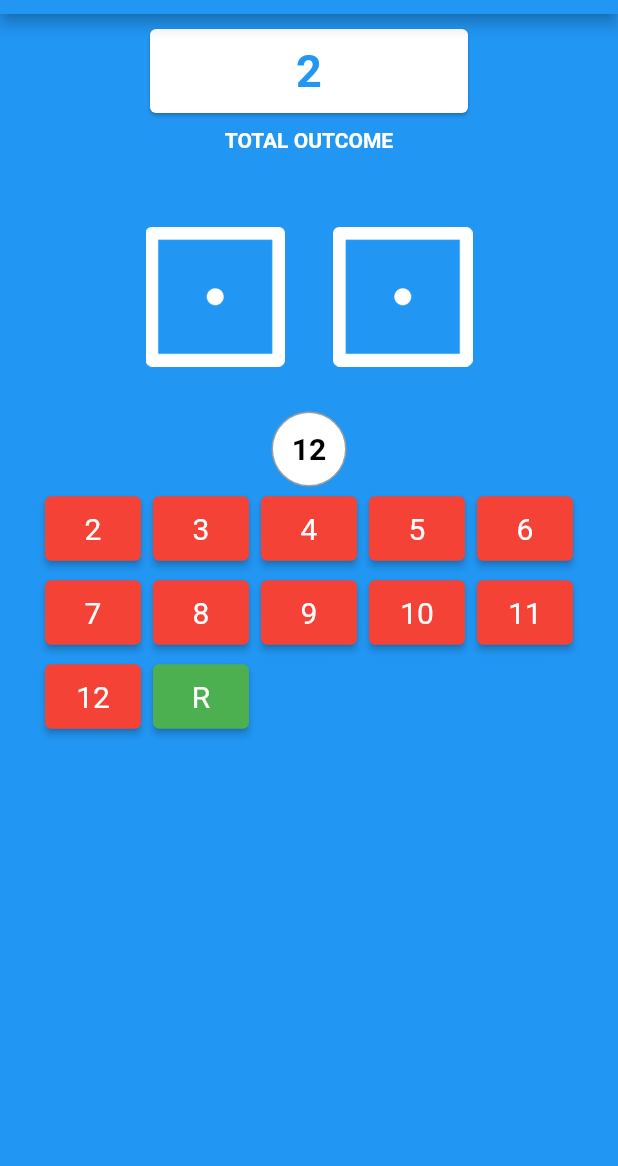
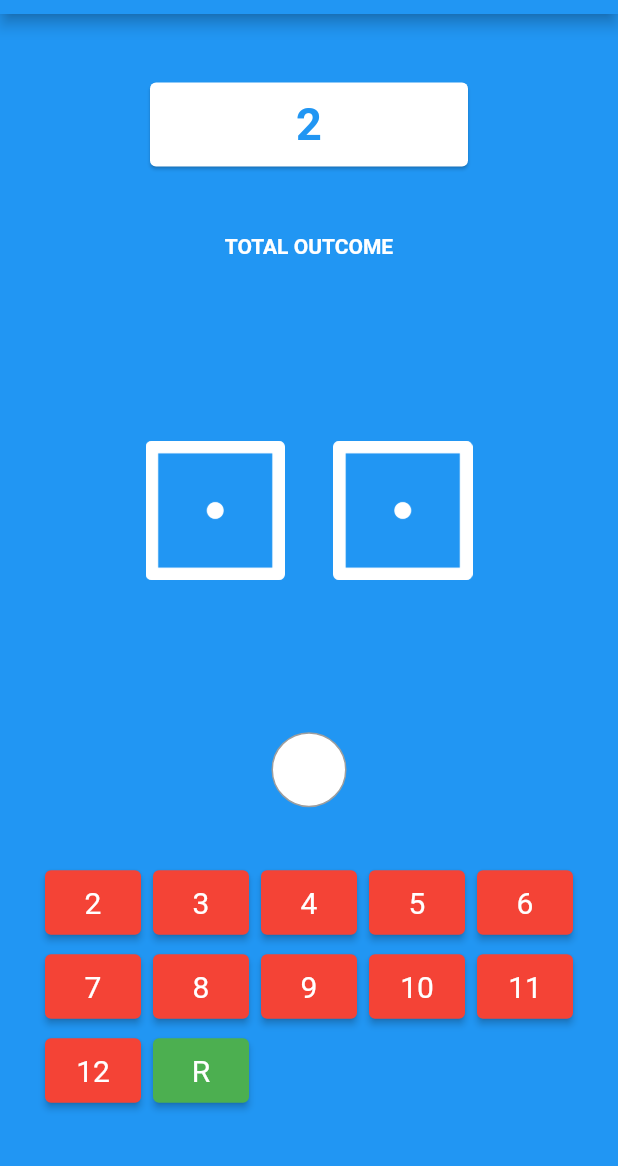
Before and after one commit to Akanimoekong/lucky_guess, a Flutter app: the screen it shows after launch, on a phone screen of 412 x 824 dp, the part 70-1236 px from its top. Run offline on Flutter 3.47's test engine with Material 2 defaults, Android fonts, the phone set to English and light mode, and no system bars; our stand-ins replace audioplayers.

Commit message:
new Commit

```diff
--- a/lib/luckdice.dart
+++ b/lib/luckdice.dart
@@ -16,7 +16,7 @@ class _GuessPageState extends State<GuessPage> {
   int rightDice = 1;
   late String result = "2";
   late int outCome;
-  String prediction = '12';
+  late String prediction = " ";
   int buttonNumber = 2;
 
 
@@ -46,12 +46,8 @@ class _GuessPageState extends State<GuessPage> {
       if (outCome == buttonNumber) {
         print('Correct');
         AudioCache()..play('congratulations.mp3');
-        print('this is $outCome');
-        print('that $buttonNumber');
       } else {
         print('Wrong');
-        print('this is $outCome');
-        print('that $buttonNumber');
       }
     });
   }
@@ -85,7 +81,7 @@ class _GuessPageState extends State<GuessPage> {
     );
   }
 
-  Padding predictButton( int buttonNumber,
+  Padding predictButton(buttonNumber,
       // Function(int number) onClick
       ) {
     // int myBut = buttonNumber;
@@ -112,6 +108,7 @@ class _GuessPageState extends State<GuessPage> {
     return Center(
       child: Column(
         crossAxisAlignment: CrossAxisAlignment.start,
+        mainAxisAlignment: MainAxisAlignment.spaceEvenly,
         children: [
           Card(
             borderOnForeground: true,
```
